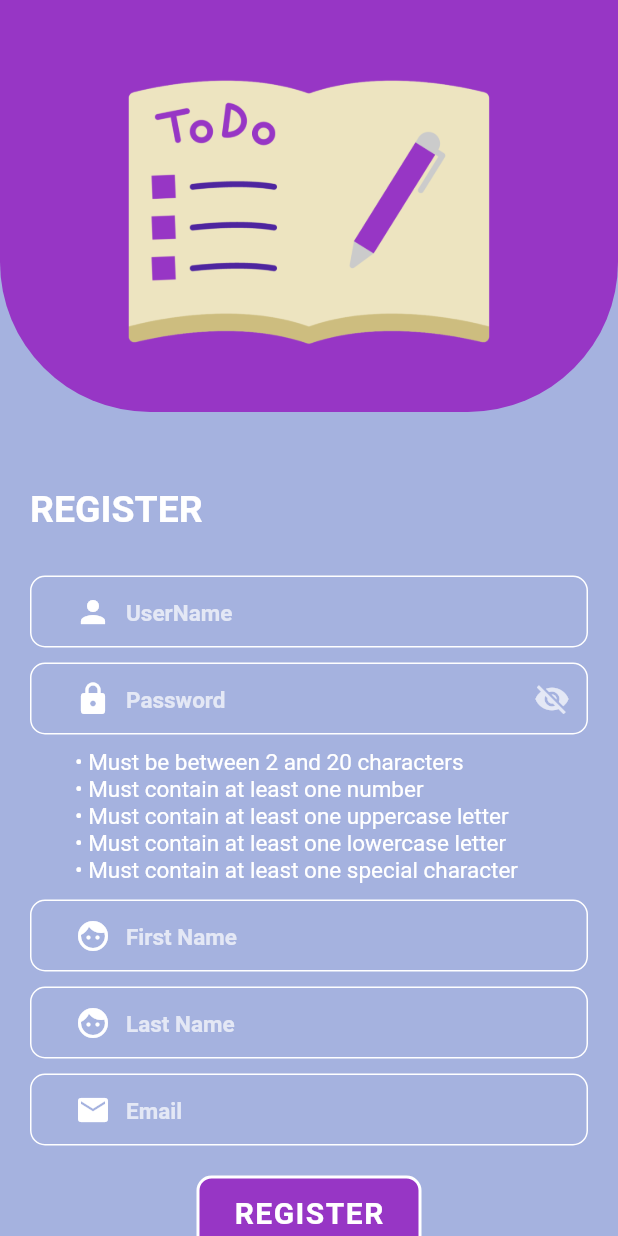
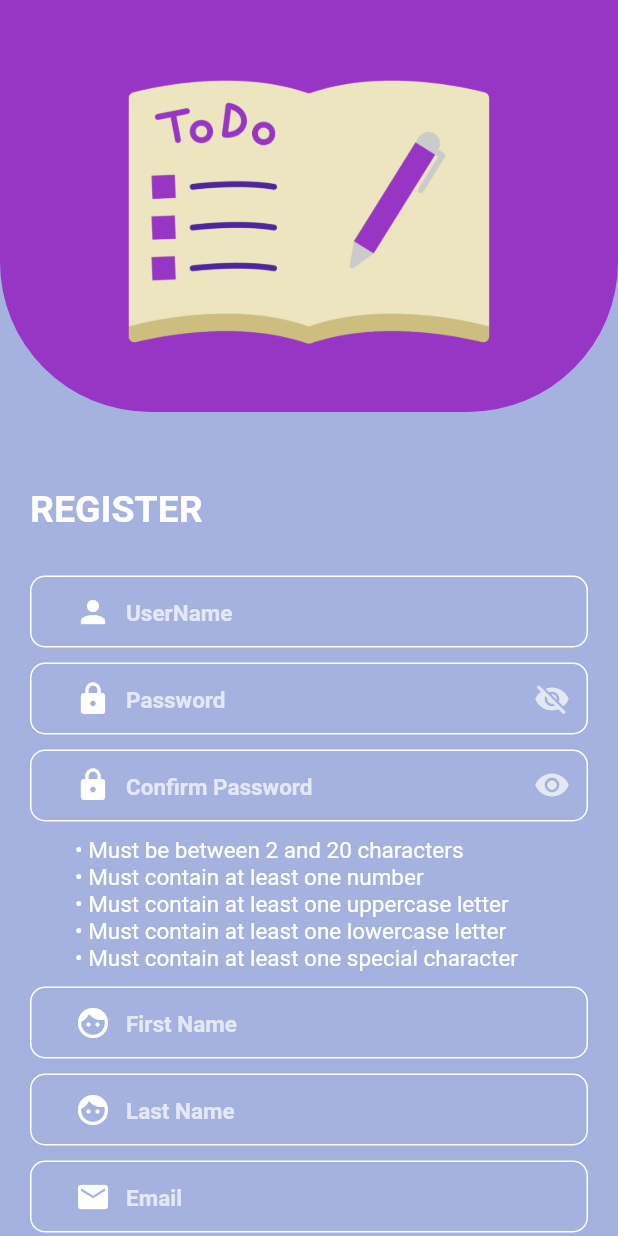
Before and after one commit to EthanAdkins/ToDoList-MobileApp, a Flutter app: the RegisterPage screen opened by its route, on a phone screen of 412 x 824 dp. Run offline on Flutter 3.47's test engine with Material 2 defaults, Android fonts, the phone set to English and light mode, and no system bars; drawn by our look-alikes of snippet_coder_utils; missing offline and left inert: api_cache_manager; accounts and stored records are empty.

Commit message:
Added confirm password

```diff
--- a/lib/pages/register_page.dart
+++ b/lib/pages/register_page.dart
@@ -21,12 +21,14 @@ class RegisterPage extends StatefulWidget {
 class _RegisterPageState extends State<RegisterPage> {
   bool isAPIcallProcess = false;
   bool hidePassword = true;
+  bool hidePassword2 = false;
   GlobalKey<FormState> globalFormKey = GlobalKey<FormState>();
   String? username;
   String? password;
   String? email;
   String? firstName;
   String? lastName;
+  String? checkPassword;
 
   // Regex for password
   RegExp regex =
@@ -125,6 +127,7 @@ class _RegisterPageState extends State<RegisterPage> {
               'password',
               'Password',
               (onValidateVal) {
+                checkPassword = onValidateVal;
                 if (onValidateVal.isEmpty) {
                   return "Password can\'t be empty.";
                 }
@@ -154,6 +157,42 @@ class _RegisterPageState extends State<RegisterPage> {
                 color: Colors.white.withOpacity(0.7),
                 icon: Icon(
                   hidePassword ? Icons.visibility_off : Icons.visibility,
+                ),
+              ),
+            ),
+          ),
+          Padding(
+            padding: const EdgeInsets.only(top: 10),
+            child: FormHelper.inputFieldWidget(
+              context,
+              'confirmPassword',
+              'Confirm Password',
+              (onValidateVal) {
+                if (onValidateVal != checkPassword) {
+                  print(password);
+                  return "Passwords must match";
+                }
+                return null;
+              },
+              (onSavedVal) {},
+              prefixIcon: const Icon(Icons.lock),
+              showPrefixIcon: true,
+              borderFocusColor: Colors.white,
+              prefixIconColor: Colors.white,
+              borderColor: Colors.white,
+              textColor: Colors.white,
+              hintColor: Colors.white.withOpacity(0.7),
+              borderRadius: 10,
+              obscureText: hidePassword2,
+              suffixIcon: IconButton(
+                onPressed: () {
+                  setState(() {
+                    hidePassword2 = !hidePassword2;
+                  });
+                },
+                color: Colors.white.withOpacity(0.7),
+                icon: Icon(
+                  hidePassword2 ? Icons.visibility_off : Icons.visibility,
                 ),
               ),
             ),
```
